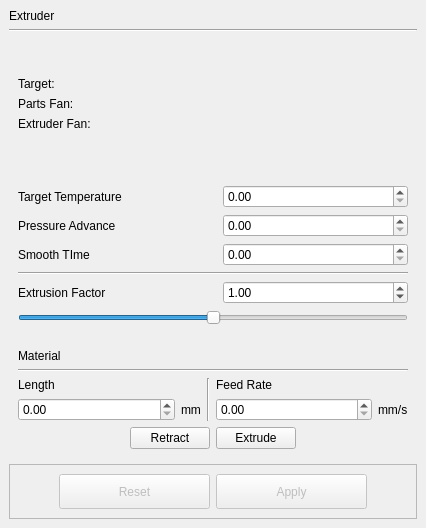
Before: the Qt Designer form pages/printer/widgets/extruder/extruderwidget.ui in DigitalArtifex/Flo, drawn with Qt 5.
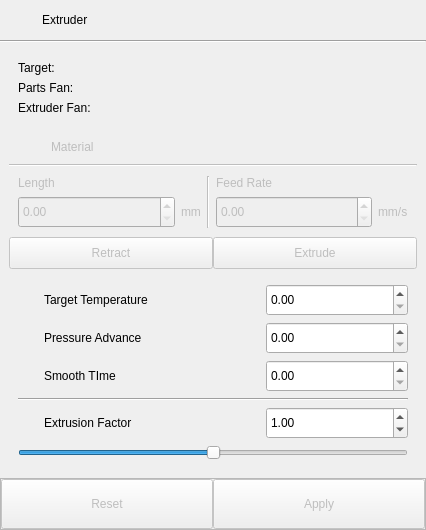
After: the same form once the commit is applied.

Diff of the .ui file:
```diff
--- a/pages/printer/widgets/extruder/extruderwidget.ui
+++ b/pages/printer/widgets/extruder/extruderwidget.ui
@@ -10,34 +10,33 @@
     <height>528</height>
    </rect>
   </property>
+  <property name="minimumSize">
+   <size>
+    <width>420</width>
+    <height>0</height>
+   </size>
+  </property>
   <property name="windowTitle">
    <string>Form</string>
   </property>
   <layout class="QGridLayout" name="gridLayout">
    <property name="leftMargin">
-    <number>9</number>
+    <number>0</number>
    </property>
    <property name="topMargin">
-    <number>9</number>
+    <number>0</number>
    </property>
    <property name="rightMargin">
-    <number>9</number>
+    <number>0</number>
    </property>
    <property name="bottomMargin">
-    <number>9</number>
+    <number>0</number>
    </property>
    <property name="spacing">
-    <number>6</number>
+    <number>0</number>
    </property>
-   <item row="1" column="2">
-    <widget class="Line" name="line">
-     <property name="orientation">
-      <enum>Qt::Horizontal</enum>
-     </property>
-    </widget>
-   </item>
-   <item row="5" column="2">
-    <widget class="QFrame" name="frame">
+   <item row="6" column="2">
+    <widget class="QFrame" name="footerFrame">
      <property name="frameShape">
       <enum>QFrame::StyledPanel</enum>
      </property>
@@ -45,22 +44,21 @@
       <enum>QFrame::Raised</enum>
      </property>
      <layout class="QHBoxLayout" name="horizontalLayout">
-      <item>
-       <spacer name="horizontalSpacer">
-        <property name="orientation">
-         <enum>Qt::Horizontal</enum>
-        </property>
-        <property name="sizeType">
-         <enum>QSizePolicy::Preferred</enum>
-        </property>
-        <property name="sizeHint" stdset="0">
-         <size>
-          <width>40</width>
-          <height>20</height>
-         </size>
-        </property>
-       </spacer>
-      </item>
+      <property name="spacing">
+       <number>0</number>
+      </property>
+      <property name="leftMargin">
+       <number>0</number>
+      </property>
+      <property name="topMargin">
+       <number>0</number>
+      </property>
+      <property name="rightMargin">
+       <number>0</number>
+      </property>
+      <property name="bottomMargin">
+       <number>0</number>
+      </property>
       <item>
        <widget class="QPushButton" name="resetButton">
         <property name="enabled">
@@ -69,7 +67,13 @@
         <property name="minimumSize">
          <size>
           <width>150</width>
-          <height>35</height>
+          <height>50</height>
+         </size>
+        </property>
+        <property name="maximumSize">
+         <size>
+          <width>16777215</width>
+          <height>50</height>
          </size>
         </property>
         <property name="text">
@@ -85,7 +89,13 @@
         <property name="minimumSize">
          <size>
           <width>150</width>
-          <height>35</height>
+          <height>50</height>
+         </size>
+        </property>
+        <property name="maximumSize">
+         <size>
+          <width>16777215</width>
+          <height>50</height>
          </size>
         </property>
         <property name="text">
@@ -93,26 +103,64 @@
         </property>
        </widget>
       </item>
-      <item>
-       <spacer name="horizontalSpacer_2">
+     </layout>
+    </widget>
+   </item>
+   <item row="0" column="2">
+    <widget class="QWidget" name="widget" native="true">
+     <layout class="QGridLayout" name="gridLayout_2">
+      <property name="leftMargin">
+       <number>4</number>
+      </property>
+      <property name="topMargin">
+       <number>4</number>
+      </property>
+      <property name="rightMargin">
+       <number>4</number>
+      </property>
+      <property name="bottomMargin">
+       <number>4</number>
+      </property>
+      <item row="0" column="1">
+       <widget class="QLabel" name="extruderNameLabel">
+        <property name="text">
+         <string>Extruder</string>
+        </property>
+       </widget>
+      </item>
+      <item row="0" column="0">
+       <widget class="QLabel" name="extruderIconLabel">
+        <property name="minimumSize">
+         <size>
+          <width>32</width>
+          <height>32</height>
+         </size>
+        </property>
+        <property name="maximumSize">
+         <size>
+          <width>32</width>
+          <height>32</height>
+         </size>
+        </property>
+        <property name="text">
+         <string/>
+        </property>
+       </widget>
+      </item>
+     </layout>
+    </widget>
+   </item>
+   <item row="1" column="2">
+    <widget class="Line" name="line">
         <property name="orientation">
          <enum>Qt::Horizontal</enum>
         </property>
-        <property name="sizeType">
-         <enum>QSizePolicy::Preferred</enum>
-        </property>
-        <property name="sizeHint" stdset="0">
-         <size>
-          <width>40</width>
-          <height>20</height>
-         </size>
-        </property>
-       </spacer>
-      </item>
-     </layout>
     </widget>
    </item>
-   <item row="2" column="2">
+   <item row="3" column="2">
+    <widget class="QWidget" name="widget_2" native="true">
+     <layout class="QGridLayout" name="gridLayout_3">
+      <item row="0" column="0">
     <widget class="QFrame" name="statsWidget">
      <property name="minimumSize">
       <size>
@@ -215,14 +263,7 @@
      </layout>
     </widget>
    </item>
-   <item row="0" column="2">
-    <widget class="QLabel" name="extruderNameLabel">
-     <property name="text">
-      <string>Extruder</string>
-     </property>
-    </widget>
-   </item>
-   <item row="3" column="2">
+      <item row="2" column="0">
     <widget class="QFrame" name="extruderWidget">
      <property name="sizePolicy">
       <sizepolicy hsizetype="Expanding" vsizetype="Preferred">
@@ -237,56 +278,20 @@
       <property name="verticalSpacing">
        <number>6</number>
       </property>
-      <item row="15" column="2" colspan="4">
-       <widget class="QSlider" name="extrsuionFactorSlider">
-        <property name="maximum">
-         <number>200</number>
-        </property>
-        <property name="value">
-         <number>100</number>
-        </property>
-        <property name="orientation">
-         <enum>Qt::Horizontal</enum>
-        </property>
-       </widget>
-      </item>
-      <item row="13" column="2" colspan="4">
-       <widget class="Line" name="line_12">
-        <property name="orientation">
-         <enum>Qt::Horizontal</enum>
-        </property>
-       </widget>
-      </item>
-      <item row="10" column="2">
-       <widget class="QLabel" name="label_22">
-        <property name="text">
-         <string>Target Temperature</string>
-        </property>
-       </widget>
-      </item>
-      <item row="14" column="2">
-       <widget class="QLabel" name="label_20">
-        <property name="text">
-         <string>Extrusion Factor</string>
-        </property>
-       </widget>
-      </item>
-      <item row="11" column="2">
-       <widget class="QLabel" name="label_17">
-        <property name="text">
-         <string>Pressure Advance</string>
-        </property>
-       </widget>
-      </item>
-      <item row="12" column="2">
-       <widget class="QLabel" name="label_19">
-        <property name="text">
-         <string>Smooth TIme</string>
-        </property>
-       </widget>
-      </item>
       <item row="10" column="4" colspan="2">
        <widget class="QDoubleSpinBox" name="targetTempSpinBox">
+           <property name="minimumSize">
+            <size>
+             <width>0</width>
+             <height>32</height>
+            </size>
+           </property>
+           <property name="maximumSize">
+            <size>
+             <width>16777215</width>
+             <height>32</height>
+            </size>
+           </property>
         <property name="maximum">
          <double>999.990000000000009</double>
         </property>
@@ -297,6 +302,18 @@
       </item>
       <item row="11" column="4" colspan="2">
        <widget class="QDoubleSpinBox" name="pressureAdvanceSpinBox">
+           <property name="minimumSize">
+            <size>
+             <width>0</width>
+             <height>32</height>
+            </size>
+           </property>
+           <property name="maximumSize">
+            <size>
+             <width>16777215</width>
+             <height>32</height>
+            </size>
+           </property>
         <property name="singleStep">
          <double>0.100000000000000</double>
         </property>
@@ -304,6 +321,18 @@
       </item>
       <item row="12" column="4" colspan="2">
        <widget class="QDoubleSpinBox" name="smoothTimeSpinBox">
+           <property name="minimumSize">
+            <size>
+             <width>0</width>
+             <height>32</height>
+            </size>
+           </property>
+           <property name="maximumSize">
+            <size>
+             <width>16777215</width>
+             <height>32</height>
+            </size>
+           </property>
         <property name="singleStep">
          <double>0.100000000000000</double>
         </property>
@@ -311,6 +340,18 @@
       </item>
       <item row="14" column="4" colspan="2">
        <widget class="QDoubleSpinBox" name="extrusionFactorSpinBox">
+           <property name="minimumSize">
+            <size>
+             <width>0</width>
+             <height>32</height>
+            </size>
+           </property>
+           <property name="maximumSize">
+            <size>
+             <width>16777215</width>
+             <height>32</height>
+            </size>
+           </property>
         <property name="maximum">
          <double>2.000000000000000</double>
         </property>
@@ -322,69 +363,214 @@
         </property>
        </widget>
       </item>
+         <item row="10" column="0">
+          <widget class="QLabel" name="targetTemperatureIconLabel">
+           <property name="minimumSize">
+            <size>
+             <width>20</width>
+             <height>20</height>
+            </size>
+           </property>
+           <property name="maximumSize">
+            <size>
+             <width>20</width>
+             <height>20</height>
+            </size>
+           </property>
+           <property name="text">
+            <string/>
+           </property>
+          </widget>
+         </item>
+         <item row="11" column="0">
+          <widget class="QLabel" name="pressureAdvanceIconLabel">
+           <property name="minimumSize">
+            <size>
+             <width>20</width>
+             <height>20</height>
+            </size>
+           </property>
+           <property name="maximumSize">
+            <size>
+             <width>20</width>
+             <height>20</height>
+            </size>
+           </property>
+           <property name="text">
+            <string/>
+           </property>
+          </widget>
+         </item>
+         <item row="12" column="0">
+          <widget class="QLabel" name="smoothTimeIconLabel">
+           <property name="minimumSize">
+            <size>
+             <width>20</width>
+             <height>20</height>
+            </size>
+           </property>
+           <property name="maximumSize">
+            <size>
+             <width>20</width>
+             <height>20</height>
+            </size>
+           </property>
+           <property name="text">
+            <string/>
+           </property>
+          </widget>
+         </item>
+         <item row="14" column="0">
+          <widget class="QLabel" name="extrusionFactorIconLabel">
+           <property name="minimumSize">
+            <size>
+             <width>20</width>
+             <height>20</height>
+            </size>
+           </property>
+           <property name="maximumSize">
+            <size>
+             <width>20</width>
+             <height>20</height>
+            </size>
+           </property>
+           <property name="text">
+            <string/>
+           </property>
+          </widget>
+         </item>
+         <item row="13" column="0" colspan="6">
+          <widget class="Line" name="line_12">
+           <property name="orientation">
+            <enum>Qt::Horizontal</enum>
+           </property>
+          </widget>
+         </item>
+         <item row="15" column="0" colspan="6">
+          <widget class="QSlider" name="extrsuionFactorSlider">
+           <property name="maximum">
+            <number>200</number>
+           </property>
+           <property name="value">
+            <number>100</number>
+           </property>
+           <property name="orientation">
+            <enum>Qt::Horizontal</enum>
+           </property>
+          </widget>
+         </item>
+         <item row="14" column="1" colspan="2">
+          <widget class="QLabel" name="label_20">
+           <property name="text">
+            <string>Extrusion Factor</string>
+           </property>
+          </widget>
+         </item>
+         <item row="12" column="1" colspan="2">
+          <widget class="QLabel" name="label_19">
+           <property name="text">
+            <string>Smooth TIme</string>
+           </property>
+          </widget>
+         </item>
+         <item row="11" column="1" colspan="2">
+          <widget class="QLabel" name="label_17">
+           <property name="text">
+            <string>Pressure Advance</string>
+           </property>
+          </widget>
+         </item>
+         <item row="10" column="1" colspan="2">
+          <widget class="QLabel" name="label_22">
+           <property name="text">
+            <string>Target Temperature</string>
+           </property>
+          </widget>
+         </item>
      </layout>
     </widget>
    </item>
-   <item row="4" column="2">
+      <item row="1" column="0">
     <widget class="QFrame" name="materialWidget">
+        <property name="enabled">
+         <bool>false</bool>
+        </property>
      <layout class="QGridLayout" name="gridLayout_17">
-      <item row="3" column="3">
-       <widget class="QDoubleSpinBox" name="materialFeedRateSpinBox">
-        <property name="sizePolicy">
-         <sizepolicy hsizetype="Expanding" vsizetype="Fixed">
-          <horstretch>0</horstretch>
-          <verstretch>0</verstretch>
-         </sizepolicy>
-        </property>
-        <property name="singleStep">
-         <double>0.100000000000000</double>
-        </property>
-       </widget>
-      </item>
-      <item row="0" column="0">
+         <property name="leftMargin">
+          <number>0</number>
+         </property>
+         <property name="topMargin">
+          <number>0</number>
+         </property>
+         <property name="rightMargin">
+          <number>0</number>
+         </property>
+         <property name="bottomMargin">
+          <number>0</number>
+         </property>
+         <property name="spacing">
+          <number>0</number>
+         </property>
+         <item row="0" column="0" colspan="2">
+          <widget class="QWidget" name="widget_3" native="true">
+           <layout class="QGridLayout" name="gridLayout_4">
+            <property name="leftMargin">
+             <number>10</number>
+            </property>
+            <property name="topMargin">
+             <number>4</number>
+            </property>
+            <property name="rightMargin">
+             <number>4</number>
+            </property>
+            <property name="bottomMargin">
+             <number>4</number>
+            </property>
+            <item row="0" column="1">
        <widget class="QLabel" name="label_23">
         <property name="text">
          <string>Material</string>
         </property>
        </widget>
       </item>
-      <item row="3" column="1">
-       <widget class="QLabel" name="label_25">
-        <property name="sizePolicy">
-         <sizepolicy hsizetype="Minimum" vsizetype="Preferred">
-          <horstretch>0</horstretch>
-          <verstretch>0</verstretch>
-         </sizepolicy>
-        </property>
+            <item row="0" column="0">
+             <widget class="QLabel" name="materialFrameIconLabel">
+              <property name="minimumSize">
+               <size>
+                <width>26</width>
+                <height>26</height>
+               </size>
+              </property>
+              <property name="maximumSize">
+               <size>
+                <width>26</width>
+                <height>26</height>
+               </size>
+              </property>
         <property name="text">
-         <string>mm</string>
+               <string/>
         </property>
        </widget>
       </item>
-      <item row="3" column="4">
-       <widget class="QLabel" name="label_24">
-        <property name="text">
-         <string>mm/s</string>
-        </property>
-       </widget>
-      </item>
-      <item row="4" column="0" colspan="5">
+           </layout>
+          </widget>
+         </item>
+         <item row="3" column="0" colspan="2">
        <layout class="QHBoxLayout" name="horizontalLayout_4">
-        <item>
-         <spacer name="horizontalSpacer_3">
-          <property name="orientation">
-           <enum>Qt::Horizontal</enum>
-          </property>
-          <property name="sizeHint" stdset="0">
-           <size>
-            <width>40</width>
-            <height>20</height>
-           </size>
-          </property>
-         </spacer>
-        </item>
         <item>
          <widget class="QPushButton" name="retractButton">
+             <property name="minimumSize">
+              <size>
+               <width>0</width>
+               <height>32</height>
+              </size>
+             </property>
+             <property name="maximumSize">
+              <size>
+               <width>16777215</width>
+               <height>32</height>
+              </size>
+             </property>
           <property name="text">
            <string>Retract</string>
           </property>
@@ -392,62 +578,127 @@
         </item>
         <item>
          <widget class="QPushButton" name="extrudeButton">
+             <property name="minimumSize">
+              <size>
+               <width>0</width>
+               <height>32</height>
+              </size>
+             </property>
+             <property name="maximumSize">
+              <size>
+               <width>16777215</width>
+               <height>32</height>
+              </size>
+             </property>
           <property name="text">
            <string>Extrude</string>
           </property>
          </widget>
         </item>
-        <item>
-         <spacer name="horizontalSpacer_4">
+          </layout>
+         </item>
+         <item row="1" column="0" colspan="2">
+          <widget class="Line" name="line_14">
           <property name="orientation">
            <enum>Qt::Horizontal</enum>
           </property>
-          <property name="sizeHint" stdset="0">
-           <size>
-            <width>40</width>
-            <height>20</height>
-           </size>
-          </property>
-         </spacer>
-        </item>
-       </layout>
-      </item>
-      <item row="3" column="0">
-       <widget class="QDoubleSpinBox" name="materialLengthSpinBox">
-        <property name="sizePolicy">
-         <sizepolicy hsizetype="Expanding" vsizetype="Fixed">
-          <horstretch>0</horstretch>
-          <verstretch>0</verstretch>
-         </sizepolicy>
-        </property>
-       </widget>
-      </item>
-      <item row="2" column="3">
-       <widget class="QLabel" name="label_21">
-        <property name="text">
-         <string>Feed Rate</string>
-        </property>
-       </widget>
-      </item>
-      <item row="2" column="0">
+          </widget>
+         </item>
+         <item row="2" column="0" colspan="2">
+          <widget class="QWidget" name="widget_4" native="true">
+           <layout class="QGridLayout" name="gridLayout_5">
+            <item row="0" column="0">
        <widget class="QLabel" name="label_18">
         <property name="text">
          <string>Length</string>
         </property>
        </widget>
       </item>
-      <item row="2" column="2" rowspan="2">
+            <item row="0" column="2" rowspan="2">
        <widget class="Line" name="line_15">
         <property name="orientation">
          <enum>Qt::Vertical</enum>
         </property>
        </widget>
       </item>
-      <item row="1" column="0" colspan="5">
-       <widget class="Line" name="line_14">
-        <property name="orientation">
-         <enum>Qt::Horizontal</enum>
-        </property>
+            <item row="0" column="3">
+             <widget class="QLabel" name="label_21">
+              <property name="text">
+               <string>Feed Rate</string>
+              </property>
+             </widget>
+            </item>
+            <item row="1" column="0">
+             <widget class="QDoubleSpinBox" name="materialLengthSpinBox">
+              <property name="sizePolicy">
+               <sizepolicy hsizetype="Expanding" vsizetype="Fixed">
+                <horstretch>0</horstretch>
+                <verstretch>0</verstretch>
+               </sizepolicy>
+              </property>
+              <property name="minimumSize">
+               <size>
+                <width>0</width>
+                <height>32</height>
+               </size>
+              </property>
+              <property name="maximumSize">
+               <size>
+                <width>16777215</width>
+                <height>32</height>
+               </size>
+              </property>
+             </widget>
+            </item>
+            <item row="1" column="1">
+             <widget class="QLabel" name="label_25">
+              <property name="sizePolicy">
+               <sizepolicy hsizetype="Minimum" vsizetype="Preferred">
+                <horstretch>0</horstretch>
+                <verstretch>0</verstretch>
+               </sizepolicy>
+              </property>
+              <property name="text">
+               <string>mm</string>
+              </property>
+             </widget>
+            </item>
+            <item row="1" column="3">
+             <widget class="QDoubleSpinBox" name="materialFeedRateSpinBox">
+              <property name="sizePolicy">
+               <sizepolicy hsizetype="Expanding" vsizetype="Fixed">
+                <horstretch>0</horstretch>
+                <verstretch>0</verstretch>
+               </sizepolicy>
+              </property>
+              <property name="minimumSize">
+               <size>
+                <width>0</width>
+                <height>32</height>
+               </size>
+              </property>
+              <property name="maximumSize">
+               <size>
+                <width>16777215</width>
+                <height>32</height>
+               </size>
+              </property>
+              <property name="singleStep">
+               <double>0.100000000000000</double>
+              </property>
+             </widget>
+            </item>
+            <item row="1" column="4">
+             <widget class="QLabel" name="label_24">
+              <property name="text">
+               <string>mm/s</string>
+              </property>
+             </widget>
+            </item>
+           </layout>
+          </widget>
+         </item>
+        </layout>
        </widget>
       </item>
      </layout>
```
Lines whose indentation alone changed are shown as unchanged.
